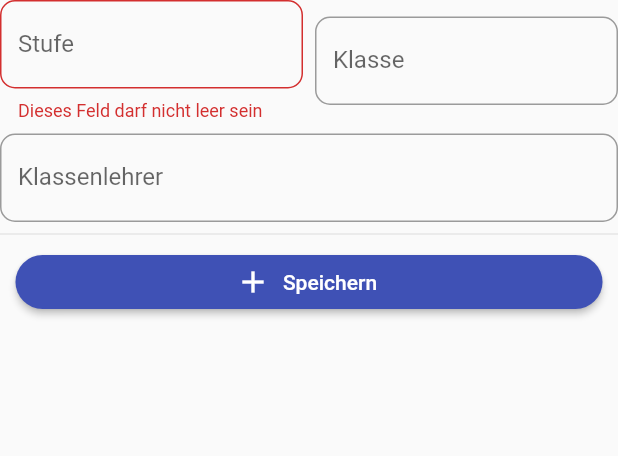
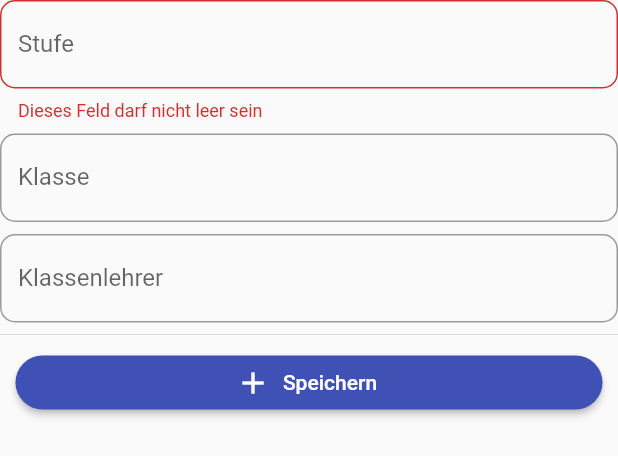
Before and after one commit to bjs-org/bjs-app, a Flutter app: the ClassForm widget shown alone on an empty page, opened directly, after a tap on "Speichern", on a phone screen of 412 x 824 dp. Shown: the top 456 px of the screen. Run offline on Flutter 3.47's test engine with Material 2 defaults, Android fonts, the phone set to English and light mode, and no system bars; network calls fail.

```diff
--- a/lib/widgets/classes/class_form.dart
+++ b/lib/widgets/classes/class_form.dart
@@ -13,6 +13,8 @@ class ClassForm extends StatefulWidget {
 class _ClassFormState extends State<ClassForm> {
 
   final _formKey = GlobalKey<FormState>();
+  final classNameController = TextEditingController();
+
   SchoolClass _currentClass;
 
   @override
@@ -22,15 +24,18 @@ class _ClassFormState extends State<ClassForm> {
   }
 
   @override
+  void dispose() {
+    classNameController.dispose();
+    super.dispose();
+  }
+
+  @override
   Widget build(BuildContext context) {
     return Form(
       key: _formKey,
       child: Column(
         children: <Widget>[
-          Row(
-            children: <Widget>[
-              Flexible(
-                child: TextFormField(
+          TextFormField(
             decoration: InputDecoration(
               labelText: "Stufe",
               hintText: "7",
@@ -41,17 +46,18 @@ class _ClassFormState extends State<ClassForm> {
             validator: (value) {
               if (value.isEmpty) {
                 return "Dieses Feld darf nicht leer sein";
+              } else if (value.contains(" ")) {
+                return "Die Stufe darf keine Leerzeichen enthalten";
               }
               return null;
             },
             onSaved: (value) => _currentClass.grade = value,
           ),
+          Padding(
+            padding: EdgeInsets.symmetric(vertical: 4.0),
           ),
-              Padding(
-                padding: EdgeInsets.symmetric(horizontal: 4.0),
-              ),
-              Flexible(
-                child: TextFormField(
+          TextFormField(
+            controller: classNameController,
             decoration: InputDecoration(
               labelText: "Klasse",
               hintText: "A",
@@ -59,10 +65,17 @@ class _ClassFormState extends State<ClassForm> {
                 borderRadius: BorderRadius.circular(10.0),
               ),
             ),
+            validator: (value) {
+              if (value.contains(" ")) {
+                return "Der Klassenname darf keine Leerzeichen enthalten";
+              }
+              return null;
+            },
             onSaved: (value) => _currentClass.name = value,
+            onChanged: (value) => classNameController.value = TextEditingValue(
+              text: value.toUpperCase(),
+              selection: classNameController.selection,
             ),
-              )
-            ],
           ),
           Padding(
             padding: EdgeInsets.symmetric(vertical: 4.0),
```
Lines whose indentation alone changed are shown as unchanged.
